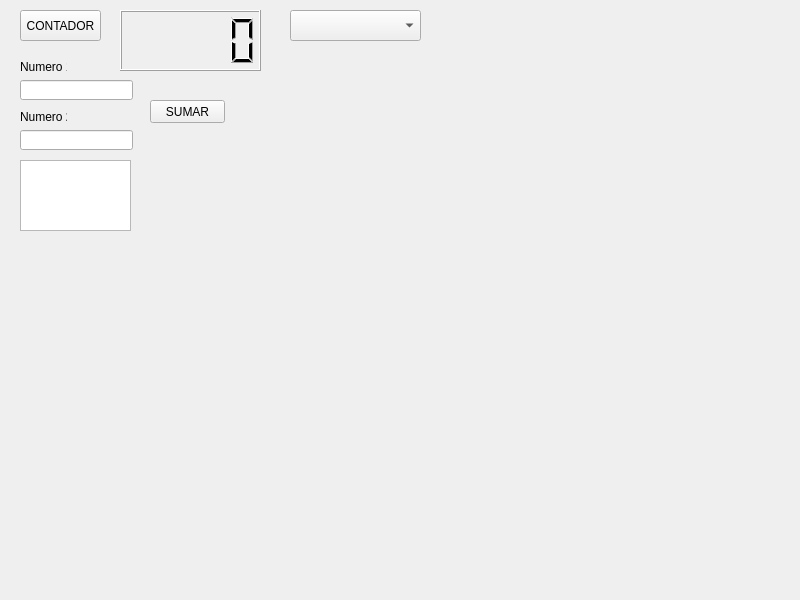
This is widget.ui in victor9925/Qtserial as Qt 5 draws it before an edit. The edited form follows.
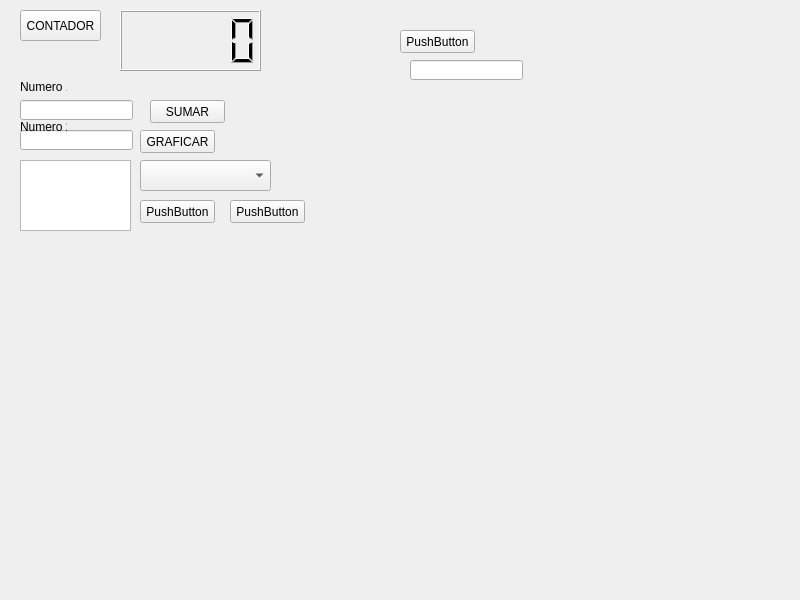
This is the edited form. Custom widgets are drawn as their Qt base class.

Diff of the .ui file:
```diff
--- a/widget.ui
+++ b/widget.ui
@@ -16,8 +16,8 @@
   <widget class="QComboBox" name="comboBox">
    <property name="geometry">
     <rect>
-     <x>290</x>
-     <y>10</y>
+     <x>140</x>
+     <y>160</y>
      <width>131</width>
      <height>31</height>
     </rect>
@@ -40,7 +40,7 @@
    <property name="geometry">
     <rect>
      <x>20</x>
-     <y>80</y>
+     <y>100</y>
      <width>113</width>
      <height>20</height>
     </rect>
@@ -60,7 +60,7 @@
    <property name="geometry">
     <rect>
      <x>20</x>
-     <y>60</y>
+     <y>80</y>
      <width>47</width>
      <height>14</height>
     </rect>
@@ -73,7 +73,7 @@
    <property name="geometry">
     <rect>
      <x>20</x>
-     <y>110</y>
+     <y>120</y>
      <width>47</width>
      <height>14</height>
     </rect>
@@ -118,7 +118,87 @@
     <string>SUMAR</string>
    </property>
   </widget>
+  <widget class="QPushButton" name="pushButton_3">
+   <property name="geometry">
+    <rect>
+     <x>140</x>
+     <y>200</y>
+     <width>75</width>
+     <height>23</height>
+    </rect>
+   </property>
+   <property name="text">
+    <string>PushButton</string>
+   </property>
+  </widget>
+  <widget class="QPushButton" name="pushButton_4">
+   <property name="geometry">
+    <rect>
+     <x>230</x>
+     <y>200</y>
+     <width>75</width>
+     <height>23</height>
+    </rect>
+   </property>
+   <property name="text">
+    <string>PushButton</string>
+   </property>
+  </widget>
+  <widget class="QCustomPlot" name="customPlot" native="true">
+   <property name="geometry">
+    <rect>
+     <x>10</x>
+     <y>250</y>
+     <width>431</width>
+     <height>331</height>
+    </rect>
+   </property>
+  </widget>
+  <widget class="QPushButton" name="pushButton_5">
+   <property name="geometry">
+    <rect>
+     <x>140</x>
+     <y>130</y>
+     <width>75</width>
+     <height>23</height>
+    </rect>
+   </property>
+   <property name="text">
+    <string>GRAFICAR</string>
+   </property>
+  </widget>
+  <widget class="QPushButton" name="pushButton_6">
+   <property name="geometry">
+    <rect>
+     <x>400</x>
+     <y>30</y>
+     <width>75</width>
+     <height>23</height>
+    </rect>
+   </property>
+   <property name="text">
+    <string>PushButton</string>
+   </property>
+  </widget>
+  <widget class="QLineEdit" name="lineEdit_3">
+   <property name="geometry">
+    <rect>
+     <x>410</x>
+     <y>60</y>
+     <width>113</width>
+     <height>20</height>
+    </rect>
+   </property>
+  </widget>
  </widget>
+ <customwidgets>
+  <customwidget>
+   <class>QCustomPlot</class>
+   <extends>QWidget</extends>
+   <header>qcustomplot.h</header>
+   <container>1</container>
+  </customwidget>
+ </customwidgets>
  <resources/>
  <connections/>
 </ui>
```
